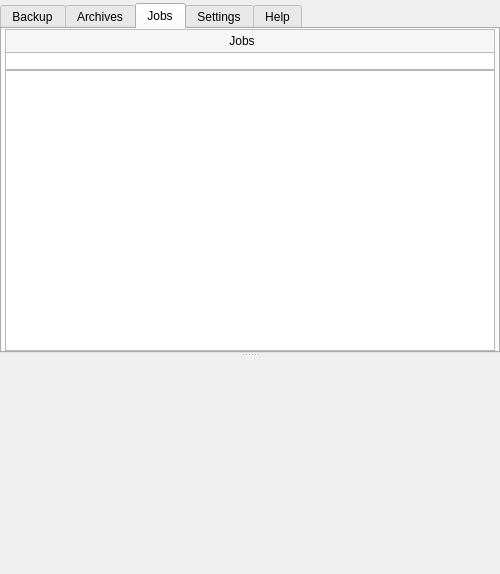
First picture: the form in forms/mainwindow.ui, repository Tarsnap/tarsnap-gui, before the edit.
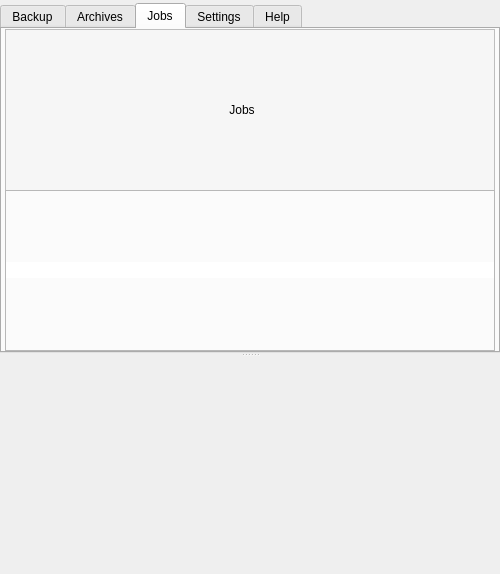
Second picture: the form after the edit. The open tabs and pages were chosen to show the change. Icons and pictures are not drawn. Custom widgets are drawn as their Qt base class.

Commit message: forms: move JobListWidget to JobsTabWidget

Patch:
```diff
--- a/forms/mainwindow.ui
+++ b/forms/mainwindow.ui
@@ -572,67 +572,6 @@
              </layout>
             </widget>
            </item>
-           <item>
-            <widget class="QWidget" name="jobsWidget" native="true">
-             <layout class="QVBoxLayout" name="jobsWidgetVerticalLayout">
-              <property name="leftMargin">
-               <number>0</number>
-              </property>
-              <property name="topMargin">
-               <number>0</number>
-              </property>
-              <property name="rightMargin">
-               <number>0</number>
-              </property>
-              <property name="bottomMargin">
-               <number>0</number>
-              </property>
-              <item>
-               <widget class="QSplitter" name="jobsSplitter">
-                <property name="orientation">
-                 <enum>Qt::Vertical</enum>
-                </property>
-                <widget class="JobListWidget" name="jobListWidget">
-                 <property name="contextMenuPolicy">
-                  <enum>Qt::CustomContextMenu</enum>
-                 </property>
-                 <property name="toolTip">
-                  <string>Job list</string>
-                 </property>
-                 <property name="styleSheet">
-                  <string notr="true">#jobListWidget::item
-{
-height: 33px;
-selection-background-color: rgba(177,214,255,150);
-}</string>
-                 </property>
-                 <property name="alternatingRowColors">
-                  <bool>true</bool>
-                 </property>
-                 <property name="selectionMode">
-                  <enum>QAbstractItemView::ExtendedSelection</enum>
-                 </property>
-                 <property name="verticalScrollMode">
-                  <enum>QAbstractItemView::ScrollPerPixel</enum>
-                 </property>
-                 <property name="horizontalScrollMode">
-                  <enum>QAbstractItemView::ScrollPerPixel</enum>
-                 </property>
-                 <property name="layoutMode">
-                  <enum>QListView::Batched</enum>
-                 </property>
-                 <property name="uniformItemSizes">
-                  <bool>true</bool>
-                 </property>
-                 <property name="batchSize">
-                  <number>20</number>
-                 </property>
-                </widget>
-               </widget>
-              </item>
-             </layout>
-            </widget>
-           </item>
           </layout>
          </widget>
          <widget class="QWidget" name="settingsTab">
@@ -1228,11 +1167,6 @@
    <extends>QListWidget</extends>
    <header>widgets/backuplistwidget.h</header>
   </customwidget>
-  <customwidget>
-   <class>JobListWidget</class>
-   <extends>QListWidget</extends>
-   <header>widgets/joblistwidget.h</header>
-  </customwidget>
   <customwidget>
    <class>BusyWidget</class>
    <extends>QLabel</extends>
```
Left out of the diff: 1 changed line with no effect on the pictures. The commit also changes 1 other file.
